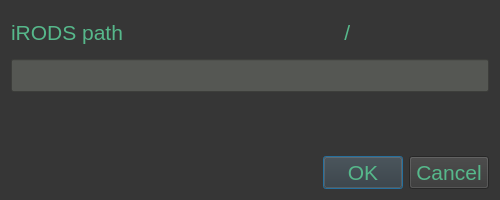
This is ibridgesgui/ui_files/createCollection.ui in iBridges-for-iRODS/iBridges-GUI as Qt 5 draws it before an edit. The edited form follows.
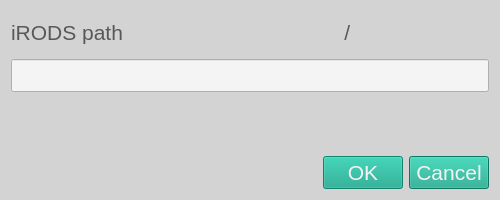
This is the edited form.

Patch:
```diff
--- a/ibridgesgui/ui_files/createCollection.ui
+++ b/ibridgesgui/ui_files/createCollection.ui
@@ -28,20 +28,37 @@
   <property name="styleSheet">
    <string notr="true">QWidget
 {
-	color: rgb(86, 184, 139);
-	background-color: rgb(54, 54, 54);
+    background-color: rgb(211,211,211);
+    color: rgb(88, 88, 90);
+    selection-background-color: rgb(21, 165, 137);
+    selection-color: rgb(245, 244, 244);
     font: 16pt
 }
 
-QLineEdit
-{
-	background-color: rgb(85, 87, 83);
-	border-color: rgb(217, 174, 23)
-}
-
 QLabel#error_label
 {
-	color: rgb(217, 174, 23);
+    color: rgb(220, 130, 30);
+}
+
+QLineEdit, QTextEdit, QTableWidget
+{
+   background-color:  rgb(245, 244, 244)
+}
+
+QPushButton
+{
+	background-color: rgb(21, 165, 137);
+    color: rgb(245, 244, 244);
+}
+
+QPushButton#home_button, QPushButton#parent_button, QPushButton#refresh_button
+{
+    background-color: rgb(245, 244, 244);
+}
+
+QTabWidget#info_tabs
+{
+     background-color: background-color: rgb(211,211,211);
 }
 
 </string>
```
